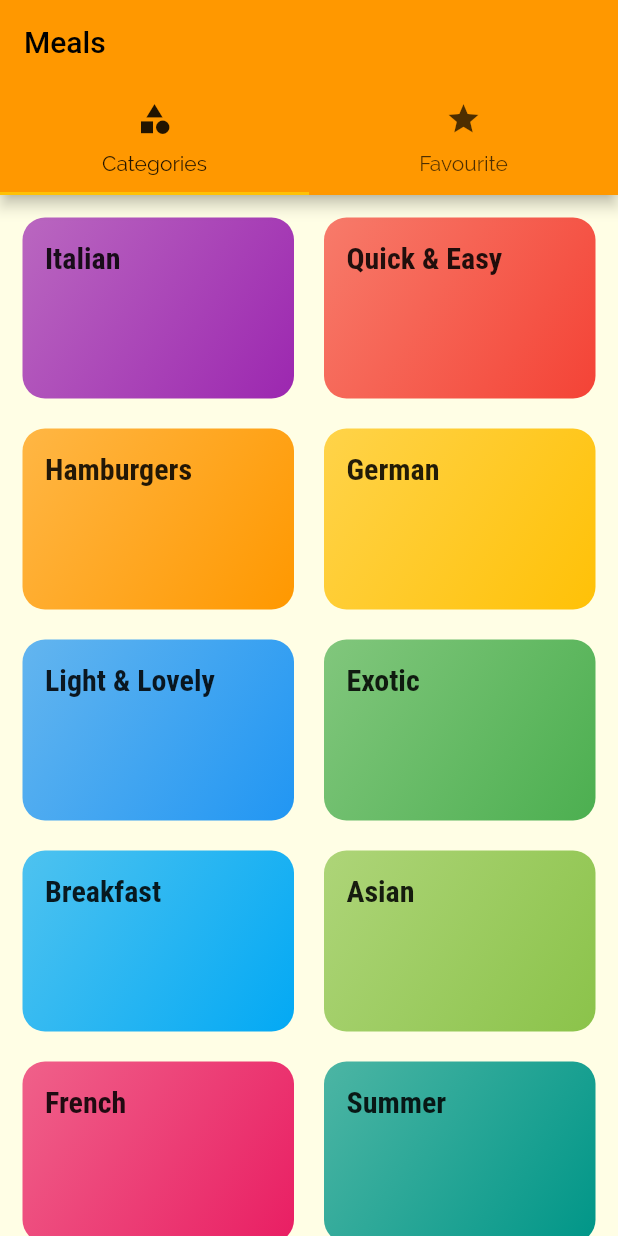
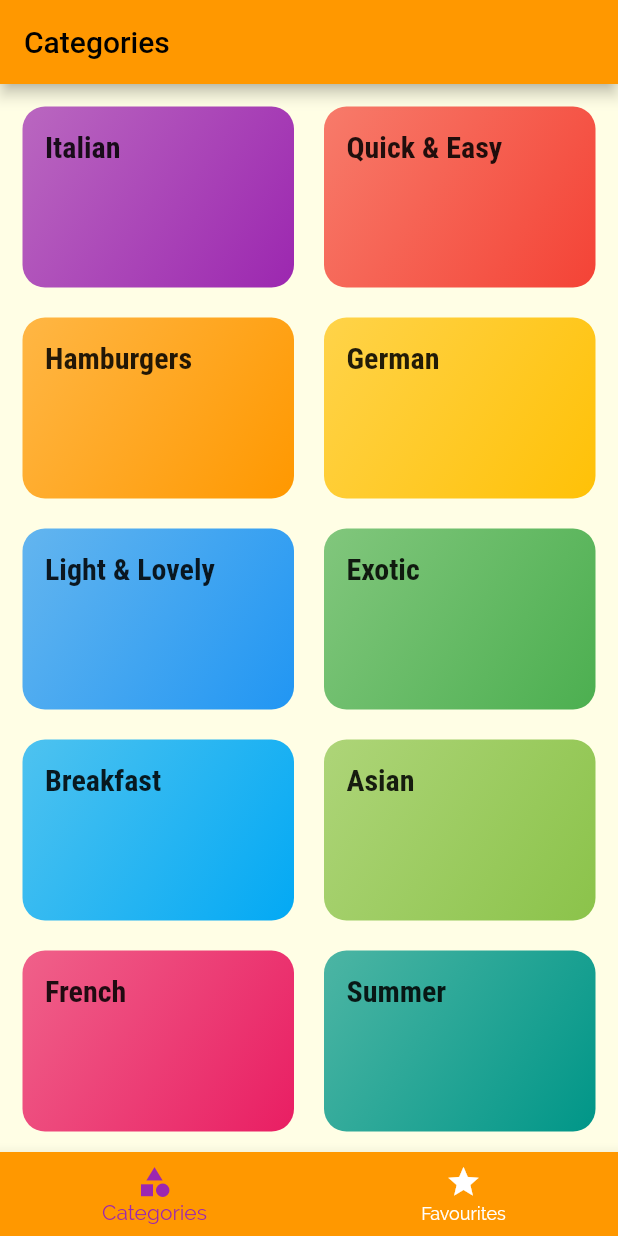
Before and after one commit to Charizard17/meal_app, a Flutter app: the screen it shows after launch, on a phone screen of 412 x 824 dp. Run offline on Flutter 3.47's test engine with Material 2 defaults, Android fonts, the phone set to English and light mode, and no system bars.

```diff
--- a/lib/main.dart
+++ b/lib/main.dart
@@ -14,7 +14,7 @@ class MyApp extends StatelessWidget {
       title: 'myMeal',
       theme: ThemeData(
         primarySwatch: Colors.orange,
-        accentColor: Colors.amber,
+        accentColor: Colors.purple,
         canvasColor: Color.fromRGBO(255, 254, 229, 1),
         fontFamily: 'Raleway',
         textTheme: ThemeData.light().textTheme.copyWith(
--- a/lib/screens/tabs_screen.dart
+++ b/lib/screens/tabs_screen.dart
@@ -11,32 +11,50 @@ class TabsScreen extends StatefulWidget {
 }
 
 class _TabsScreenState extends State<TabsScreen> {
+  List<Map<String, Object>> _pages = [
+    {
+      'page': CategoriesScreen(),
+      'title': 'Categories',
+    },
+    {
+      'page': FavouritesScreen(),
+      'title': 'Your Favourites',
+    },
+  ];
+  int _selectedPageIndex = 0;
+
+  void _selectPage(int index) {
+    setState(() {
+      _selectedPageIndex = index;
+    });
+  }
+
   @override
   Widget build(BuildContext context) {
-    return DefaultTabController(
-      length: 2,
-      child: Scaffold(
-        appBar: AppBar(
-          title: Text('Meals'),
-          bottom: TabBar(
-            tabs: <Widget>[
-              Tab(
-                icon: Icon(Icons.category),
-                text: 'Categories',
-              ),
-              Tab(
-                icon: Icon(Icons.star),
-                text: 'Favourite',
-              ),
-            ],
+    return Scaffold(
+      appBar: AppBar(
+        title: Text(_pages[_selectedPageIndex]['title']),
+      ),
+      body: _pages[_selectedPageIndex]['page'],
+      bottomNavigationBar: BottomNavigationBar(
+        onTap: _selectPage,
+        backgroundColor: Theme.of(context).primaryColor,
+        unselectedItemColor: Colors.white,
+        selectedItemColor: Theme.of(context).accentColor,
+        currentIndex: _selectedPageIndex,
+        type: BottomNavigationBarType.fixed,
+        items: [
+          BottomNavigationBarItem(
+            backgroundColor: Theme.of(context).primaryColor,
+            icon: Icon(Icons.category),
+            title: Text('Categories'),
           ),
-        ),
-        body: TabBarView(
-          children: <Widget>[
-            CategoriesScreen(),
-            FavouritesScreen(),
-          ],
-        ),
+          BottomNavigationBarItem(
+            backgroundColor: Theme.of(context).primaryColor,
+            icon: Icon(Icons.star),
+            title: Text('Favourites'),
+          ),
+        ],
       ),
     );
   }
```
